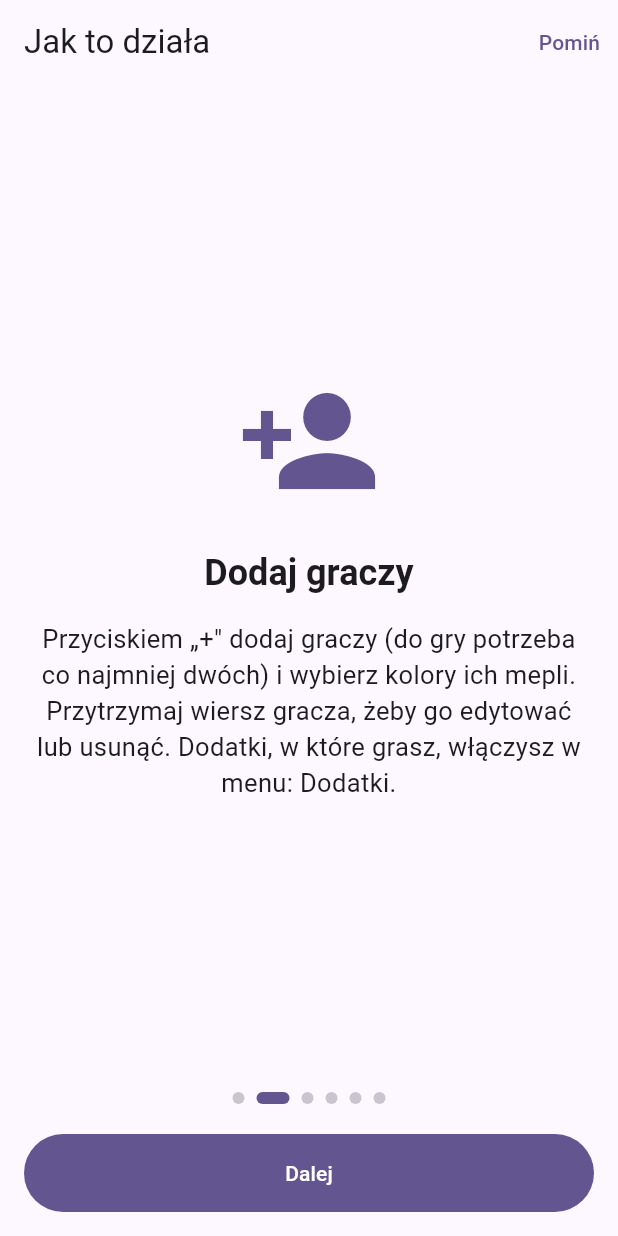
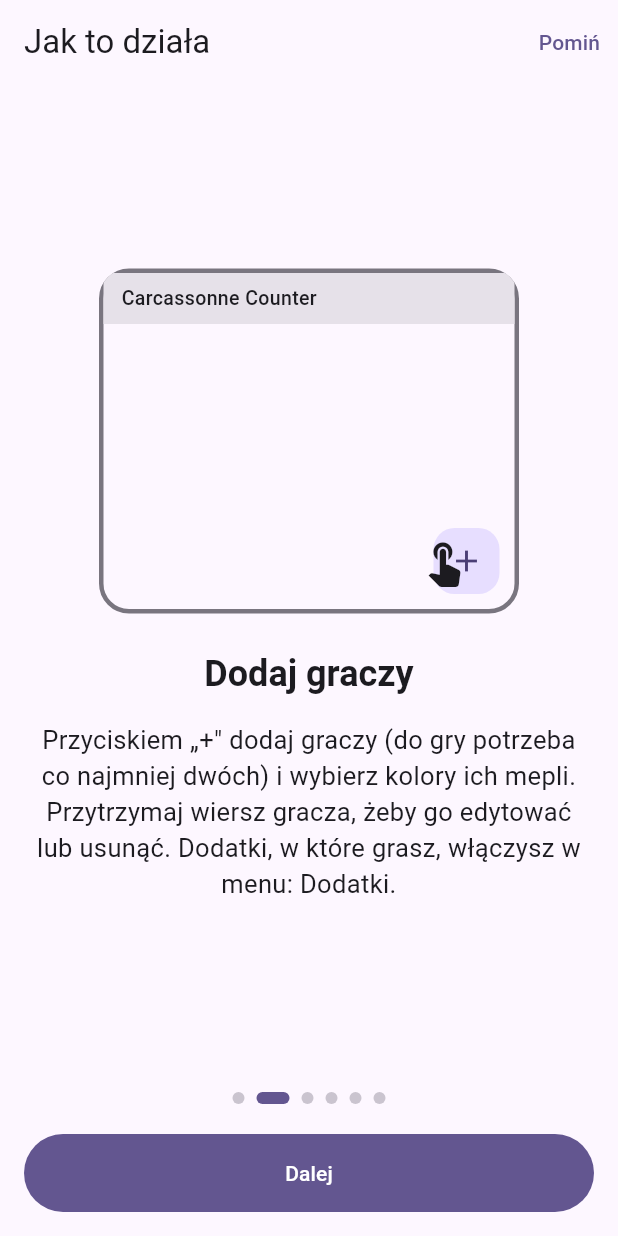
Before and after one commit to WGFizban/CC_NEW, a Flutter app: the screen it shows after launch, after a tap on "Dalej", on a phone screen of 412 x 824 dp. Run offline on Flutter 3.47's test engine with Material 3 defaults, Android fonts, the phone set to English and light mode, and no system bars; our stand-ins replace flutter_colorpicker, flutter_svg, package_info_plus, shared_preferences, wakelock_plus; generated files the repository leaves out were written again.

```diff
--- a/lib/screens/tutorial_screen.dart
+++ b/lib/screens/tutorial_screen.dart
@@ -4,6 +4,7 @@ import '../l10n/l10n.dart';
 import '../models/scoring.dart';
 import '../widgets/game_dialogs.dart';
 import '../widgets/game_icon.dart';
+import '../widgets/tutorial_animations.dart';
 
 /// Krótki samouczek: przesuwane strony z opisem kolejnych kroków gry.
 /// Pokazywany przy pierwszym uruchomieniu i na życzenie z menu.
@@ -42,7 +43,7 @@ class _TutorialScreenState extends State<TutorialScreen> {
         l.tutorial1Title,
         l.tutorial1Body,
       ),
-      _Step(material(Icons.person_add), l.tutorial2Title, l.tutorial2Body),
+      _Step(const AddPlayerAnimation(), l.tutorial2Title, l.tutorial2Body),
       _Step(material(Icons.play_arrow), l.tutorial3Title, l.tutorial3Body),
       _Step(material(Icons.touch_app), l.tutorial4Title, l.tutorial4Body),
       _Step(material(Icons.undo), l.tutorial5Title, l.tutorial5Body),
--- /dev/null
+++ b/lib/widgets/tutorial_animations.dart
@@ -0,0 +1,369 @@
+import 'package:flutter/material.dart';
+
+import '../l10n/l10n.dart';
+import '../theme/app_theme.dart';
+import 'meeple_icon.dart';
+
+/// Postęp [t] w przedziale [a]–[b] jako liczba 0–1 (poza przedziałem
+/// przycina do 0 lub 1), z krzywą [curve].
+double _seg(double t, double a, double b, [Curve curve = Curves.easeInOut]) {
+  if (t <= a) return 0;
+  if (t >= b) return 1;
+  return curve.transform((t - a) / (b - a));
+}
+
+/// Bazowa scena animacji samouczka: makieta ekranu aplikacji, na której
+/// zapętlona animacja pokazuje jedną czynność. Dotknięcie wstrzymuje i
+/// wznawia animację. Przy włączonym w systemie ograniczeniu ruchu pokazuje
+/// jedną, nieruchomą klatkę końcową.
+abstract class _LoopingScene extends StatefulWidget {
+  const _LoopingScene({super.key});
+}
+
+abstract class _LoopingSceneState<T extends _LoopingScene> extends State<T>
+    with SingleTickerProviderStateMixin {
+  late final AnimationController controller = AnimationController(
+    vsync: this,
+    duration: duration,
+  );
+
+  Duration get duration;
+
+  /// Klatka pokazywana przy ograniczonym ruchu.
+  double get restingFrame => 0.9;
+
+  bool _paused = false;
+
+  @override
+  void didChangeDependencies() {
+    super.didChangeDependencies();
+    if (MediaQuery.of(context).disableAnimations) {
+      controller
+        ..stop()
+        ..value = restingFrame;
+    } else if (!controller.isAnimating && !_paused) {
+      controller.repeat();
+    }
+  }
+
+  @override
+  void dispose() {
+    controller.dispose();
+    super.dispose();
+  }
+
+  void _togglePause() {
+    if (MediaQuery.of(context).disableAnimations) return;
+    setState(() {
+      _paused = !_paused;
+      if (_paused) {
+        controller.stop();
+      } else {
+        controller.repeat();
+      }
+    });
+  }
+
+  Widget buildScene(BuildContext context, double t);
+
+  @override
+  Widget build(BuildContext context) {
+    return GestureDetector(
+      onTap: _togglePause,
+      behavior: HitTestBehavior.opaque,
+      child: AnimatedBuilder(
+        animation: controller,
+        builder: (context, _) => buildScene(context, controller.value),
+      ),
+    );
+  }
+}
+
+/// Wspólna makieta telefonu: pasek tytułu, miejsce na treść i przycisk „+”.
+class _PhoneFrame extends StatelessWidget {
+  final double width;
+  final double height;
+  final List<Widget> children;
+
+  const _PhoneFrame({
+    required this.width,
+    required this.height,
+    required this.children,
+  });
+
+  @override
+  Widget build(BuildContext context) {
+    final scheme = Theme.of(context).colorScheme;
+    return Container(
+      width: width,
+      height: height,
+      clipBehavior: Clip.antiAlias,
+      decoration: BoxDecoration(
+        color: Theme.of(context).scaffoldBackgroundColor,
+        borderRadius: BorderRadius.circular(20),
+        border: Border.all(color: scheme.outline, width: 3),
+      ),
+      child: Stack(children: children),
+    );
+  }
+}
+
+/// Palec (kropka z ikoną dotyku), którego opuszek jest w punkcie [tip].
+Widget _finger(
+  BuildContext context,
+  Offset tip, {
+  double opacity = 1,
+  double pressed = 0,
+}) {
+  final scheme = Theme.of(context).colorScheme;
+  return Positioned(
+    left: tip.dx - 10,
+    top: tip.dy - 4,
+    child: Opacity(
+      opacity: opacity,
+      child: Transform.scale(
+        scale: 1 - 0.15 * pressed,
+        alignment: Alignment.topLeft,
+        child: Icon(Icons.touch_app, size: 34, color: scheme.onSurface),
+      ),
+    ),
+  );
+}
+
+/// Kółko „kliknięcia” rozchodzące się od punktu [center] (postęp [t] 0–1).
+Widget _tap(BuildContext context, Offset center, double t) {
+  if (t <= 0 || t >= 1) return const SizedBox.shrink();
+  final size = 14 + 34 * t;
+  return Positioned(
+    left: center.dx - size / 2,
+    top: center.dy - size / 2,
+    child: Opacity(
+      opacity: 1 - t,
+      child: Container(
+        width: size,
+        height: size,
+        decoration: BoxDecoration(
+          shape: BoxShape.circle,
+          border: Border.all(
+            color: Theme.of(context).colorScheme.primary,
+            width: 3,
+          ),
+        ),
+      ),
+    ),
+  );
+}
+
+/// Animacja „Dodaj gracza”: palec dotyka „+”, w oknie wpisuje się imię,
+/// po „Dodaj” nowy gracz pojawia się na liście.
+class AddPlayerAnimation extends _LoopingScene {
+  const AddPlayerAnimation({super.key});
+
+  @override
+  State<AddPlayerAnimation> createState() => _AddPlayerAnimationState();
+}
+
+class _AddPlayerAnimationState extends _LoopingSceneState<AddPlayerAnimation> {
+  static const _name = 'Ala';
+  static const _w = 280.0;
+  static const _h = 230.0;
+
+  // Położenia elementów makiety.
+  static const _fab = Offset(_w - 38, _h - 38);
+  static const _dialog = Rect.fromLTWH(34, 56, _w - 68, 132);
+  static const _addButton = Offset(_w - 34 - 42, 56 + 132 - 24);
+
+  @override
+  Duration get duration => const Duration(seconds: 8);
+
+  @override
+  Widget buildScene(BuildContext context, double t) {
+    final l = context.l10n;
+    final scheme = Theme.of(context).colorScheme;
+
+    // Oś czasu (ułamek całej pętli).
+    final toFab = _seg(t, 0.04, 0.17);
+    final fabPress = _seg(t, 0.17, 0.22);
+    final dialogIn = _seg(t, 0.22, 0.28, Curves.easeOut);
+    final typing = _seg(t, 0.30, 0.46, Curves.linear);
+    final toAdd = _seg(t, 0.50, 0.60);
+    final addPress = _seg(t, 0.60, 0.65);
+    final dialogOut = _seg(t, 0.65, 0.70);
+    final rowIn = _seg(t, 0.68, 0.78, Curves.easeOutBack);
+    final fingerOut = _seg(t, 0.70, 0.76);
+    final fadeAll = _seg(t, 0.94, 0.99);
+
+    final typed = _name.substring(0, (typing * _name.length).round());
+    final restFinger = Offset(_w * 0.55, _h * 0.62);
+    final finger = t < 0.5
+        ? Offset.lerp(restFinger, _fab, toFab)!
+        : Offset.lerp(_fab, _addButton, toAdd)!;
+    final fingerOpacity = (t < 0.04 ? _seg(t, 0, 0.04) : 1.0) *
+        (1 - fingerOut) *
+        (1 - fadeAll);
+    final pressing = t < 0.5
+        ? (fabPress < 0.5 ? fabPress * 2 : (1 - fabPress) * 2)
+        : (addPress < 0.5 ? addPress * 2 : (1 - addPress) * 2);
+
+    final dialogOpacity = dialogIn * (1 - dialogOut);
+    final rowOpacity = rowIn.clamp(0.0, 1.0) * (1 - fadeAll);
+    final fabScale = 1 - 0.12 * (t < 0.5 ? pressing : 0);
+
+    return _PhoneFrame(
+      width: _w,
+      height: _h,
+      children: [
+        // Pasek tytułu.
+        Container(
+          height: 34,
+          alignment: Alignment.centerLeft,
+          padding: const EdgeInsets.symmetric(horizontal: 12),
+          color: scheme.surfaceContainerHighest,
+          child: Text(
+            'Carcassonne Counter',
+            style: TextStyle(
+              fontSize: 13,
+              fontWeight: FontWeight.w500,
+              color: scheme.onSurface,
+            ),
+          ),
+        ),
+        // Nowy wiersz gracza.
+        Positioned(
+          left: 10,
+          right: 10,
+          top: 44 + 14 * (1 - rowIn),
+          child: Opacity(
+            opacity: rowOpacity,
+            child: Container(
+              height: 38,
+              padding: const EdgeInsets.symmetric(horizontal: 8),
+              decoration: BoxDecoration(
+                color: playerCardColor(context),
+                borderRadius: BorderRadius.circular(10),
+              ),
+              child: Row(
+                children: [
+                  const MeepleIcon(color: Color(0xFF1D27EA), size: 26),
+                  const SizedBox(width: 8),
+                  const Text(
+                    _name,
+                    style: TextStyle(
+                      fontSize: 14,
+                      fontWeight: FontWeight.w500,
+                      color: Colors.white,
+                    ),
+                  ),
+                  const Spacer(),
+                  const Text(
+                    '0',
+                    style: TextStyle(fontSize: 14, color: Colors.white70),
+                  ),
+                ],
+              ),
+            ),
+          ),
+        ),
+        // Przycisk „+”.
+        Positioned(
+          left: _fab.dx - 22,
+          top: _fab.dy - 22,
+          child: Transform.scale(
+            scale: fabScale,
+            child: Container(
+              width: 44,
+              height: 44,
+              decoration: BoxDecoration(
+                color: scheme.primaryContainer,
+                borderRadius: BorderRadius.circular(14),
+              ),
+              child: Icon(Icons.add, color: scheme.onPrimaryContainer),
+            ),
+          ),
+        ),
+        // Okno dodawania gracza.
+        if (dialogOpacity > 0)
+          Positioned.fromRect(
+            rect: _dialog,
+            child: Opacity(
+              opacity: dialogOpacity,
+              child: Transform.scale(
+                scale: 0.85 + 0.15 * dialogIn,
+                child: Container(
+                  padding: const EdgeInsets.all(12),
+                  decoration: BoxDecoration(
+                    color: scheme.surfaceContainerHigh,
+                    borderRadius: BorderRadius.circular(16),
+                    boxShadow: const [
+                      BoxShadow(blurRadius: 12, color: Colors.black38),
+                    ],
+                  ),
+                  child: Column(
+                    crossAxisAlignment: CrossAxisAlignment.start,
+                    children: [
+                      Text(
+                        l.addPlayer,
+                        style: TextStyle(
+                          fontSize: 14,
+                          fontWeight: FontWeight.bold,
+                          color: scheme.onSurface,
+                        ),
+                      ),
+                      const SizedBox(height: 8),
+                      Container(
+                        height: 30,
+                        alignment: Alignment.centerLeft,
+                        padding: const EdgeInsets.symmetric(horizontal: 8),
+                        decoration: BoxDecoration(
+                          border: Border.all(color: scheme.outline),
+                          borderRadius: BorderRadius.circular(6),
+                        ),
+                        child: Text(
+                          typed.isEmpty ? l.nameLabel : typed,
+                          style: TextStyle(
+                            fontSize: 13,
+                            color: typed.isEmpty
+                                ? scheme.onSurfaceVariant
+                                : scheme.onSurface,
+                          ),
+                        ),
+                      ),
+                      const Spacer(),
+                      Align(
+                        alignment: Alignment.centerRight,
+                        child: Container(
+                          padding: const EdgeInsets.symmetric(
+                            horizontal: 14,
+                            vertical: 5,
+                          ),
+                          decoration: BoxDecoration(
+                            color: scheme.primary,
+                            borderRadius: BorderRadius.circular(14),
+                          ),
+                          child: Text(
+                            l.add,
+                            style: TextStyle(
+                              fontSize: 12,
+                              color: scheme.onPrimary,
+                            ),
+                          ),
+                        ),
+                      ),
+                    ],
+                  ),
+                ),
+              ),
+            ),
+          ),
+        _tap(context, _fab, fabPress),
+        _tap(context, _addButton, addPress),
+        _finger(
+          context,
+          finger,
+          opacity: fingerOpacity,
+          pressed: pressing,
+        ),
+      ],
+    );
+  }
+}
```
Also changed, not shown: 1 other file.
